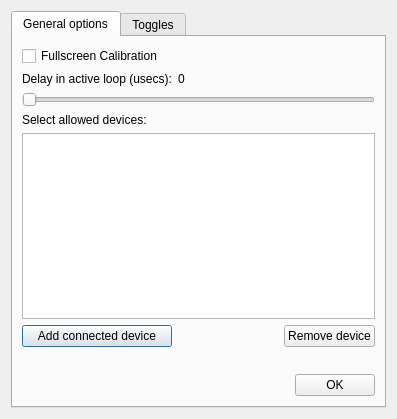
pnegre/python-whiteboard, file stuff/configuration.ui: the form before one commit.
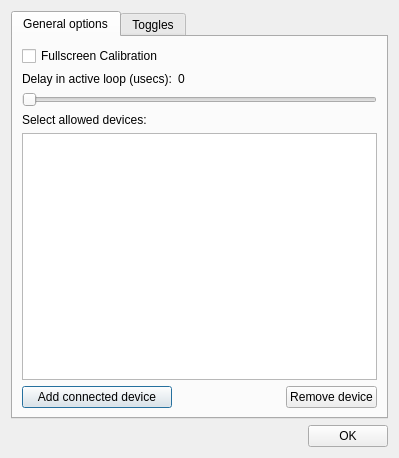
The form after the commit.

Diff of the .ui file:
```diff
--- a/stuff/configuration.ui
+++ b/stuff/configuration.ui
@@ -6,8 +6,8 @@
    <rect>
     <x>0</x>
     <y>0</y>
-    <width>397</width>
-    <height>419</height>
+    <width>399</width>
+    <height>458</height>
    </rect>
   </property>
   <property name="windowTitle">
@@ -17,7 +17,7 @@
    <bool>true</bool>
   </property>
   <layout class="QGridLayout" name="gridLayout_3">
-   <item row="0" column="0">
+   <item row="0" column="0" colspan="2">
     <widget class="QTabWidget" name="tabWidget">
      <property name="enabled">
       <bool>true</bool>
@@ -108,39 +108,6 @@
          </property>
         </widget>
        </item>
-       <item row="6" column="0" colspan="4">
-        <spacer name="horizontalSpacer">
-         <property name="orientation">
-          <enum>Qt::Horizontal</enum>
-         </property>
-         <property name="sizeHint" stdset="0">
-          <size>
-           <width>416</width>
-           <height>20</height>
-          </size>
-         </property>
-        </spacer>
-       </item>
-       <item row="7" column="0" colspan="3">
-        <spacer name="horizontalSpacer_2">
-         <property name="orientation">
-          <enum>Qt::Horizontal</enum>
-         </property>
-         <property name="sizeHint" stdset="0">
-          <size>
-           <width>300</width>
-           <height>24</height>
-          </size>
-         </property>
-        </spacer>
-       </item>
-       <item row="7" column="3">
-        <widget class="QPushButton" name="button_OK">
-         <property name="text">
-          <string>OK</string>
-         </property>
-        </widget>
-       </item>
       </layout>
      </widget>
      <widget class="QWidget" name="tab_2">
@@ -295,6 +262,26 @@
      </widget>
     </widget>
    </item>
+   <item row="1" column="0">
+    <spacer name="horizontalSpacer_2">
+     <property name="orientation">
+      <enum>Qt::Horizontal</enum>
+     </property>
+     <property name="sizeHint" stdset="0">
+      <size>
+       <width>287</width>
+       <height>20</height>
+      </size>
+     </property>
+    </spacer>
+   </item>
+   <item row="1" column="1">
+    <widget class="QPushButton" name="button_OK">
+     <property name="text">
+      <string>OK</string>
+     </property>
+    </widget>
+   </item>
   </layout>
  </widget>
  <tabstops>
```
Left out of the diff: 1 changed line with no effect on the pictures.
